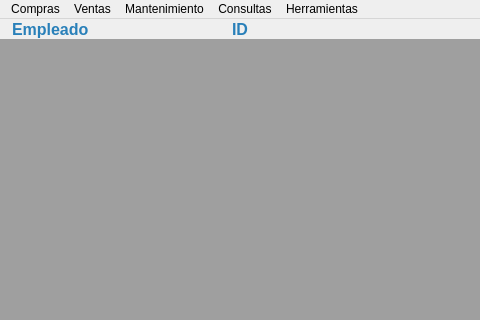
CodeDrTech/DevelopPython, file Sistema de ventas/ui/FrmPrincipal.ui: the form before one commit; both pictures show x 128 to 608 and y 0 to 320 of the 1236 by 874 pixel window.
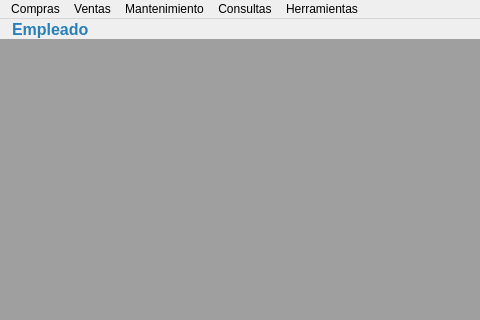
The form after the commit.

Patch:
```diff
--- a/Sistema de ventas/ui/FrmPrincipal.ui
+++ b/Sistema de ventas/ui/FrmPrincipal.ui
@@ -88,32 +88,6 @@
      <string>Empleado</string>
     </property>
    </widget>
-   <widget class="QLabel" name="lblIdEmpleado">
-    <property name="geometry">
-     <rect>
-      <x>360</x>
-      <y>0</y>
-      <width>17</width>
-      <height>21</height>
-     </rect>
-    </property>
-    <property name="font">
-     <font>
-      <pointsize>-1</pointsize>
-      <bold>true</bold>
-     </font>
-    </property>
-    <property name="styleSheet">
-     <string notr="true">QLabel {
-    color: #2980b9;
-    font-size: 16px;
-    font-weight: bold;
-}</string>
-    </property>
-    <property name="text">
-     <string>ID</string>
-    </property>
-   </widget>
   </widget>
   <widget class="QMenuBar" name="menubar">
    <property name="geometry">
```
